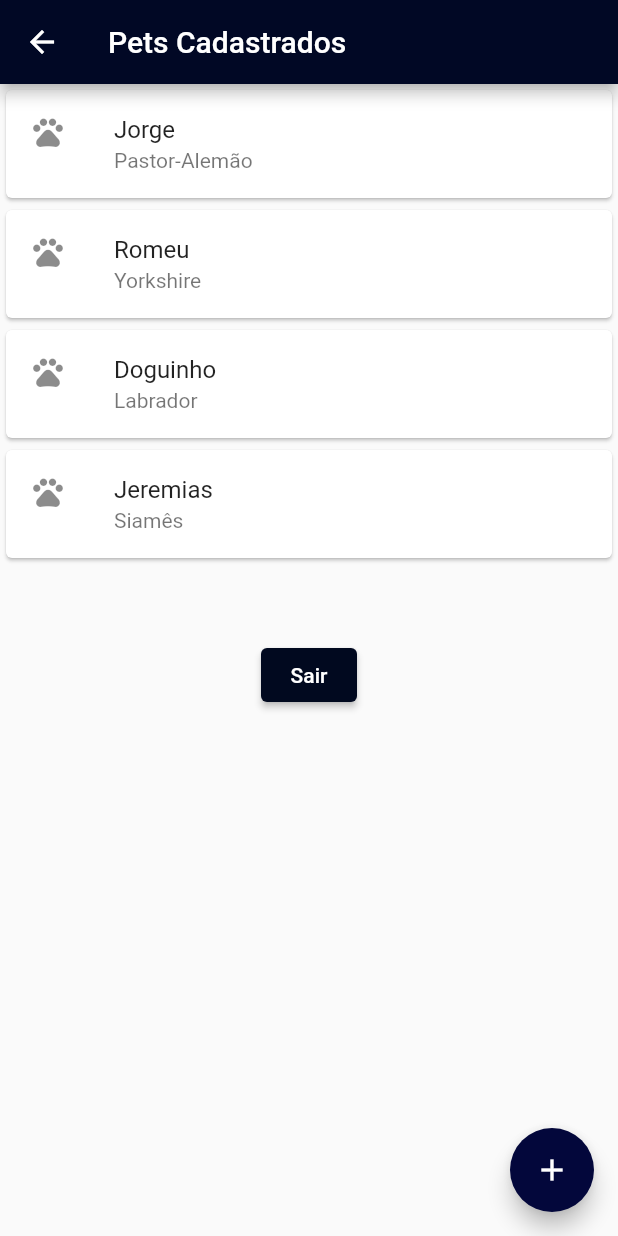
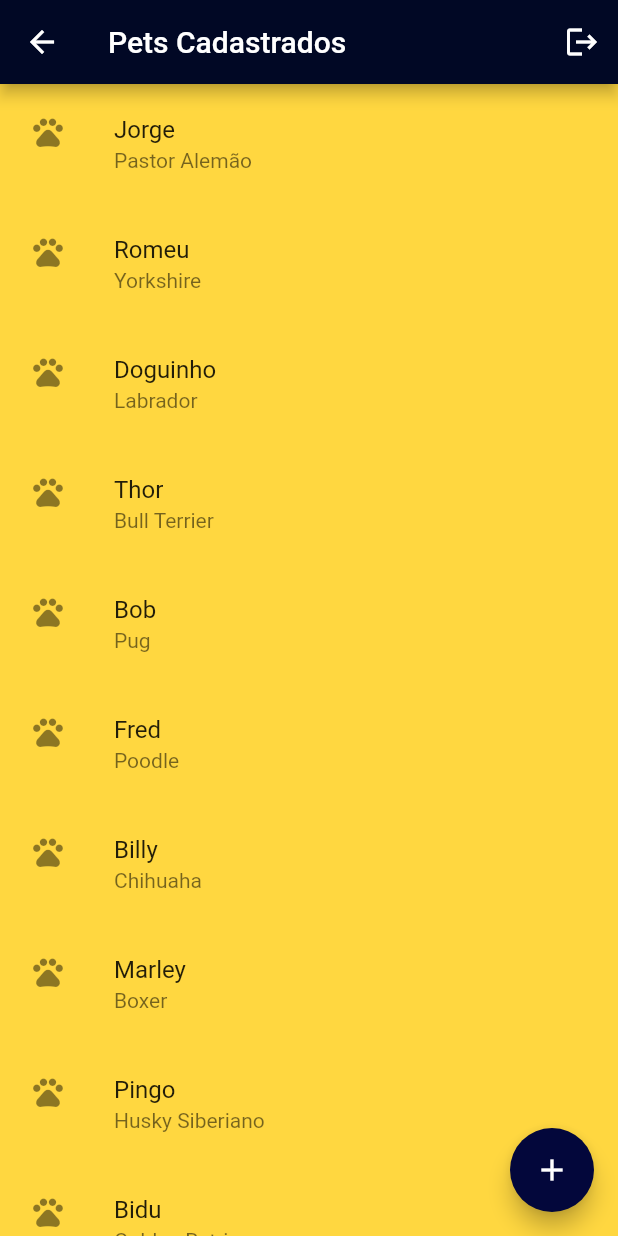
Before and after one commit to paulohdef/conectePET-flutter, a Flutter app: the PetsPage screen opened by its route, on a phone screen of 412 x 824 dp. Run offline on Flutter 3.47's test engine with Material 2 defaults, Android fonts, the phone set to English and light mode, and no system bars; missing offline and left inert: dart:ffi.

Commit message:
modificacao no estilo da view pets

```diff
--- a/lib/pets_page.dart
+++ b/lib/pets_page.dart
@@ -1,51 +1,72 @@
 import 'package:flutter/material.dart';
 
 class PetsPage extends StatelessWidget {
-
   @override
   Widget build(BuildContext context) {
     return Scaffold(
-      body : ListaTransferencia(),
-      appBar : AppBar(title: Text('Pets Cadastrados') ),
+      backgroundColor: Colors.amberAccent,
+      body: ListaTransferencia(),
+      appBar: AppBar(
+        title: Text('Pets Cadastrados'),
+        actions: [
+        IconButton(onPressed: (){
+          Navigator.of(context).pushReplacementNamed('/');
+        }, icon: Icon(Icons.logout))
+
+        ],),
       floatingActionButton: FloatingActionButton(
-        onPressed: () {  },
+        onPressed: () {},
         child: Icon(Icons.add),
       ),
     );
   }
 }
 
-
-class ListaTransferencia extends StatelessWidget{
+class ListaTransferencia extends StatelessWidget {
   @override
   Widget build(BuildContext context) {
     // TODO: implement build
-    return Column(
+    return SingleChildScrollView(
+      child: Column(
         children: [
-        ItemTransferencia(Transferencia("Jorge", "Pastor-Alemão")),
+          ItemTransferencia(Transferencia("Jorge", "Pastor Alemão")),
           ItemTransferencia(Transferencia("Romeu", "Yorkshire")),
           ItemTransferencia(Transferencia("Doguinho", "Labrador")),
-        ItemTransferencia(Transferencia("Jeremias", "Siamês")),
+          ItemTransferencia(Transferencia("Thor", "Bull Terrier")),
+          ItemTransferencia(Transferencia("Bob", "Pug")),
+          ItemTransferencia(Transferencia("Fred", "Poodle")),
+          ItemTransferencia(Transferencia("Billy", "Chihuaha")),
+          ItemTransferencia(Transferencia("Marley", "Boxer")),
+          ItemTransferencia(Transferencia("Pingo", "Husky Siberiano")),
+          ItemTransferencia(Transferencia("Bidu", "Golden Retriever")),
           SizedBox(
-                  height: 50,
+            height: 20,
           ),
-                ElevatedButton(
-
-                  onPressed: (){
+          SizedBox(
+            width: double.infinity,
+            height: 50.0,
+            child: ElevatedButton.icon(
+              onPressed: () {
                 Navigator.of(context).pushReplacementNamed('/');
               },
-                  child: Text('Sair'),
+              icon: Icon(Icons.logout),
+              label: Text('Sair'),
               style: ElevatedButton.styleFrom(
-                    primary: Color.fromARGB(255, 1, 9, 31),
+                primary: Color.fromARGB(255, 246, 146, 30),
+                shape: StadiumBorder(),
               ),
-                )
+            ),
+          ),
+          SizedBox(
+            height: 20,
+          ),
         ],
+      ),
     );
   }
 }
 
-class ItemTransferencia extends StatelessWidget{
-
+class ItemTransferencia extends StatelessWidget {
   final Transferencia _transferencia;
 
   ItemTransferencia(this._transferencia);
@@ -53,14 +74,16 @@ class ItemTransferencia extends StatelessWidget{
   @override
   Widget build(BuildContext context) {
     return Card(
+      elevation: 0,
+      color: Colors.transparent,
       child: ListTile(
         leading: Icon(Icons.pets),
         title: Text(_transferencia.nome),
         subtitle: Text(_transferencia.raca),
+
       ),
     );
   }
-
 }
 
 class Transferencia {
```
Lines whose indentation alone changed are shown as unchanged.
